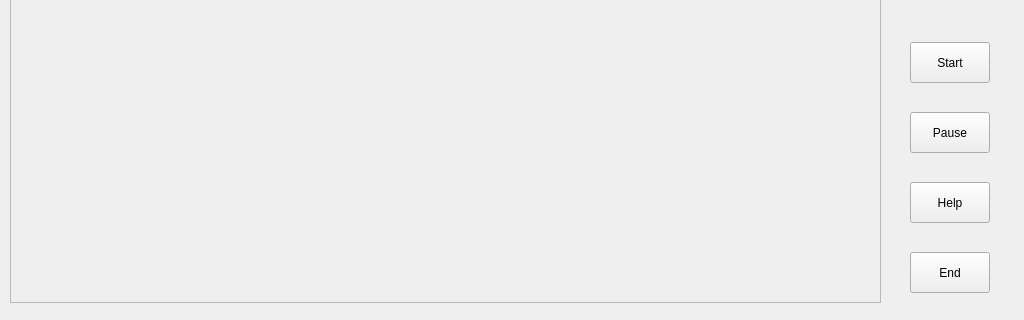
First picture: the form in mainwindow.ui, repository JamesZFS/Warzone, before the edit; both pictures show x 0 to 1024 and y 448 to 768 of the 1024 by 768 pixel window.
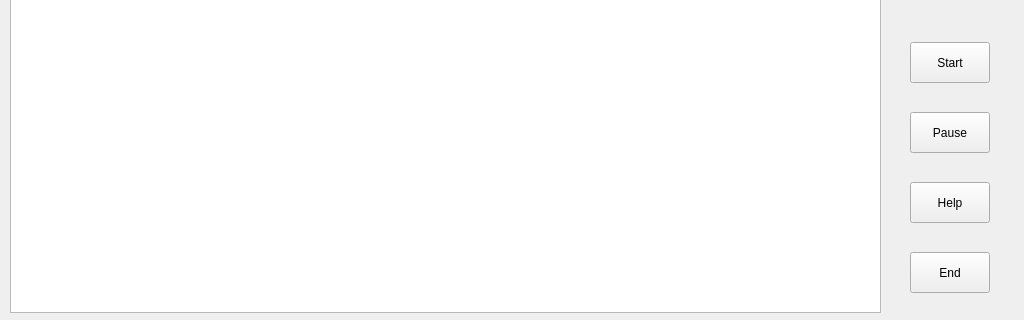
Second picture: the form after the edit.

Commit message: [add] first workable graphics scene

```diff
--- a/mainwindow.ui
+++ b/mainwindow.ui
@@ -31,22 +31,6 @@
   <property name="windowTitle">
    <string>MainWindow</string>
   </property>
-  <widget class="QFrame" name="frame">
-   <property name="geometry">
-    <rect>
-     <x>10</x>
-     <y>10</y>
-     <width>871</width>
-     <height>741</height>
-    </rect>
-   </property>
-   <property name="frameShape">
-    <enum>QFrame::StyledPanel</enum>
-   </property>
-   <property name="frameShadow">
-    <enum>QFrame::Raised</enum>
-   </property>
-  </widget>
   <widget class="QLCDNumber" name="lcdNumber">
    <property name="geometry">
     <rect>
@@ -122,6 +106,16 @@
     <string>End</string>
    </property>
   </widget>
+  <widget class="QGraphicsView" name="graphics_view">
+   <property name="geometry">
+    <rect>
+     <x>10</x>
+     <y>10</y>
+     <width>871</width>
+     <height>751</height>
+    </rect>
+   </property>
+  </widget>
   <action name="actionstart">
    <property name="text">
     <string>start</string>
```
The commit also changes 14 other files.
